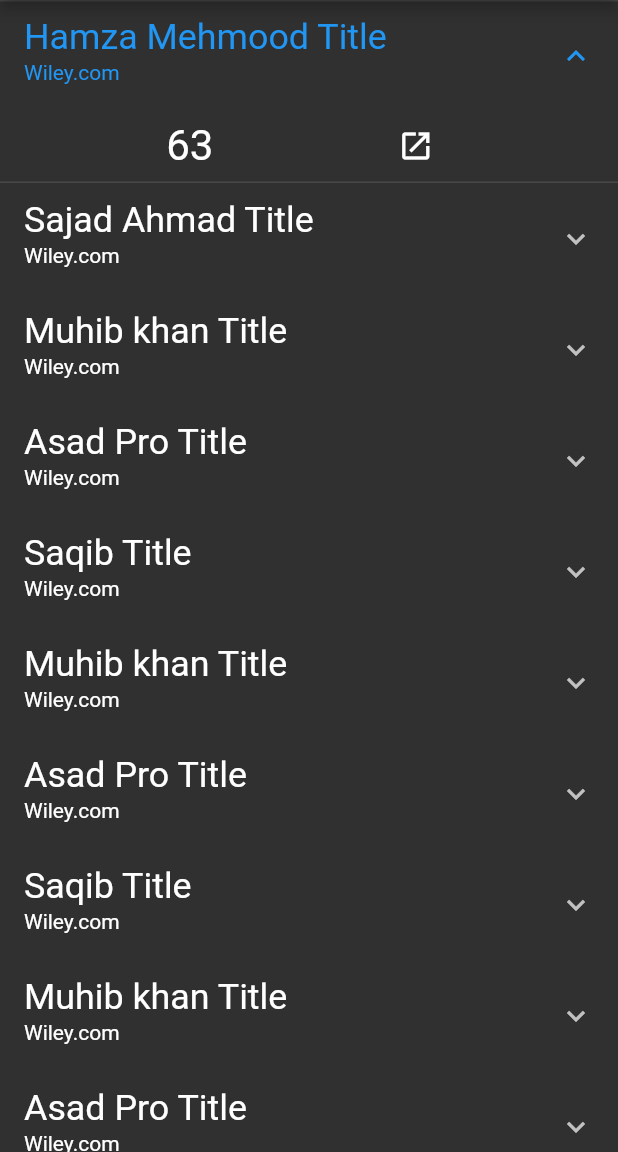
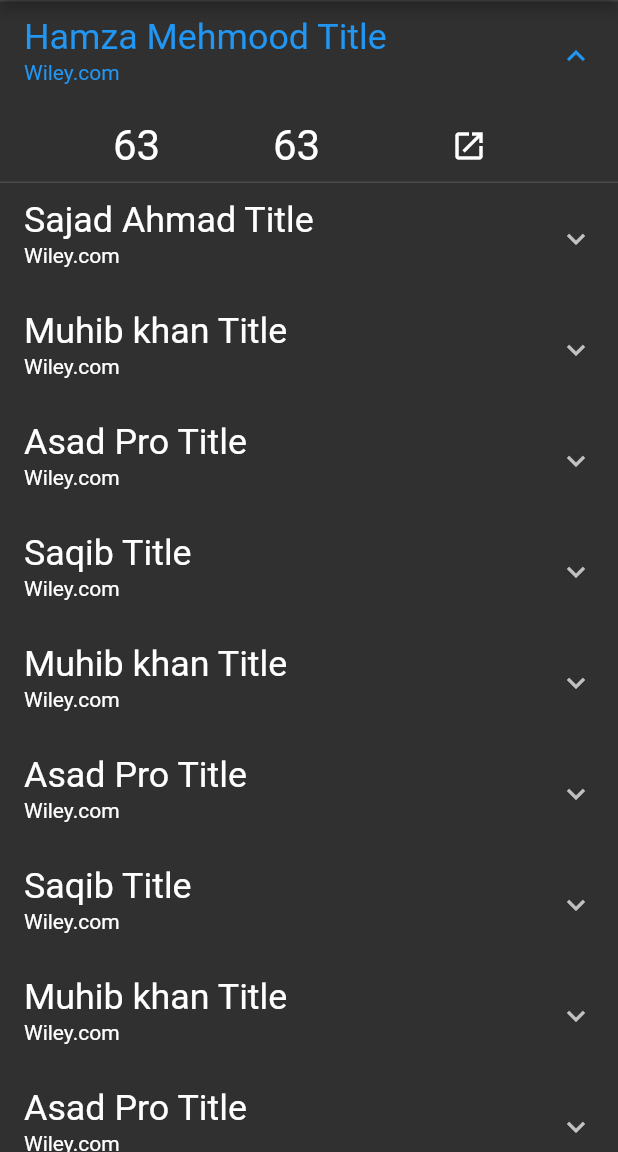
Before and after one commit to asadpro/The-Boring-Show-Day-1, a Flutter app: the screen it shows after launch, after a tap on "Hamza Mehmood Title", after a tap on the "launch" icon, on a phone screen of 412 x 824 dp, the part 84-1236 px from its top. Run offline on Flutter 3.47's test engine with Material 2 defaults, Android fonts, the light colour scheme and no system bars.

Commit message:
adding changes to master branch

```diff
--- a/lib/main.dart
+++ b/lib/main.dart
@@ -63,6 +63,10 @@
                 article.commentsCount.toString(),
                 textScaleFactor: 2.0,
               ),
+              Text(
+                article.commentsCount.toString(),
+                textScaleFactor: 2.0,
+              ),
               IconButton(
                   onPressed: () {
                     launch('https://flutterawesome.com/');
```
